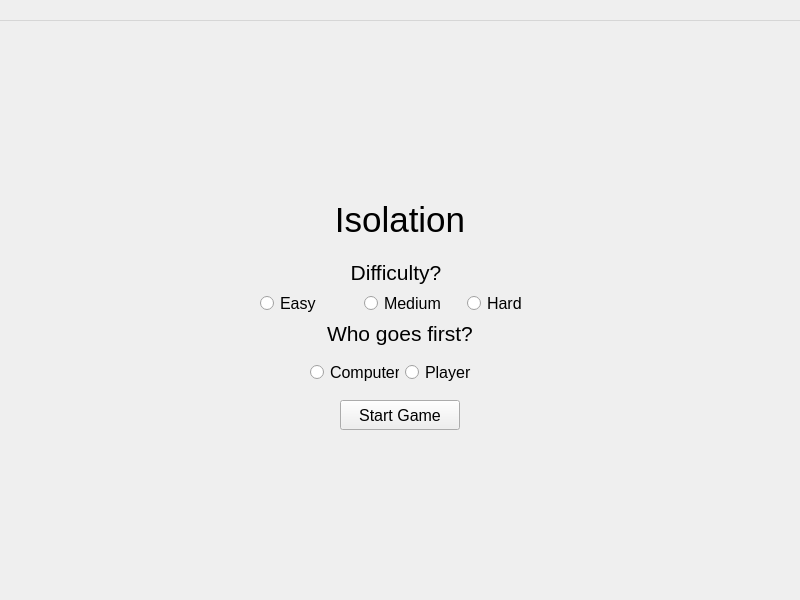
The window that gui/ui/titleform.ui (clovenski/isolation-game) describes before a commit, drawn with Qt 5.
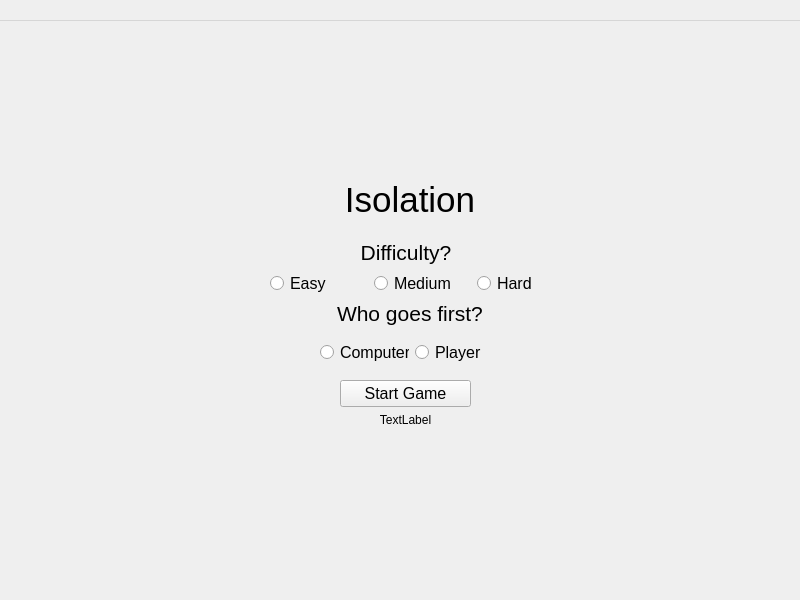
The same window after the commit.

Commit message: Moved some code around. Added warning label for incorrect game settings in title ui, and commented some code.

The edit to the form file:
```diff
--- a/gui/ui/titleform.ui
+++ b/gui/ui/titleform.ui
@@ -22,45 +22,12 @@
   <widget class="QWidget" name="centralwidget" native="true">
    <property name="geometry">
     <rect>
-     <x>200</x>
-     <y>180</y>
+     <x>210</x>
+     <y>160</y>
      <width>400</width>
-     <height>250</height>
+     <height>291</height>
     </rect>
    </property>
-   <widget class="QPushButton" name="startButton">
-    <property name="geometry">
-     <rect>
-      <x>140</x>
-      <y>220</y>
-      <width>120</width>
-      <height>30</height>
-     </rect>
-    </property>
-    <property name="font">
-     <font>
-      <pointsize>12</pointsize>
-     </font>
-    </property>
-    <property name="autoFillBackground">
-     <bool>false</bool>
-    </property>
-    <property name="text">
-     <string notr="true">Start Game</string>
-    </property>
-    <property name="iconSize">
-     <size>
-      <width>16</width>
-      <height>16</height>
-     </size>
-    </property>
-    <property name="default">
-     <bool>false</bool>
-    </property>
-    <property name="flat">
-     <bool>false</bool>
-    </property>
-   </widget>
    <widget class="QLabel" name="label_3">
     <property name="geometry">
      <rect>
@@ -191,6 +158,52 @@
      </item>
     </layout>
    </widget>
+   <widget class="QWidget" name="">
+    <property name="geometry">
+     <rect>
+      <x>130</x>
+      <y>220</y>
+      <width>131</width>
+      <height>48</height>
+     </rect>
+    </property>
+    <layout class="QVBoxLayout" name="verticalLayout">
+     <item>
+      <widget class="QPushButton" name="startButton">
+       <property name="font">
+        <font>
+         <pointsize>12</pointsize>
+        </font>
+       </property>
+       <property name="autoFillBackground">
+        <bool>false</bool>
+       </property>
+       <property name="text">
+        <string notr="true">Start Game</string>
+       </property>
+       <property name="iconSize">
+        <size>
+         <width>16</width>
+         <height>16</height>
+        </size>
+       </property>
+       <property name="default">
+        <bool>false</bool>
+       </property>
+       <property name="flat">
+        <bool>false</bool>
+       </property>
+      </widget>
+     </item>
+     <item>
+      <widget class="QLabel" name="label_startInfo">
+       <property name="text">
+        <string>&lt;html&gt;&lt;head/&gt;&lt;body&gt;&lt;p align=&quot;center&quot;&gt;TextLabel&lt;/p&gt;&lt;/body&gt;&lt;/html&gt;</string>
+       </property>
+      </widget>
+     </item>
+    </layout>
+   </widget>
   </widget>
   <widget class="QMenuBar" name="menubar">
    <property name="geometry">
```
The commit also changes 3 other files.
